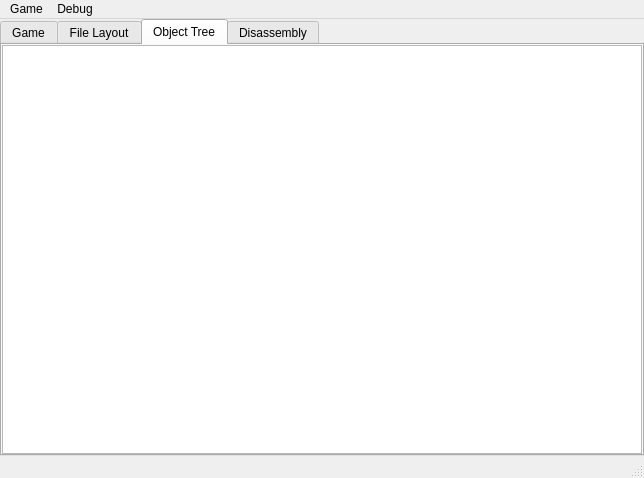
Above: src/ZMachineExplorer/mainwindow.ui from Eggbertx/ZMachineExplorer before the change. Below: the same form after it.
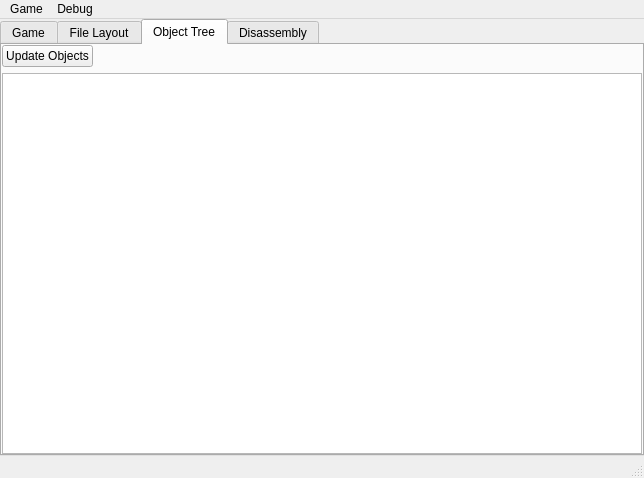
That is the form after the change. The open tabs and pages were chosen to show the change.

Patch:
```diff
--- a/src/ZMachineExplorer/mainwindow.ui
+++ b/src/ZMachineExplorer/mainwindow.ui
@@ -141,6 +141,30 @@
         <property name="bottomMargin">
          <number>0</number>
         </property>
+        <item>
+         <layout class="QHBoxLayout" name="horizontalLayout_2">
+          <item>
+           <widget class="QPushButton" name="btnUpdateObjects">
+            <property name="text">
+             <string>Update Objects</string>
+            </property>
+           </widget>
+          </item>
+          <item>
+           <spacer name="horizontalSpacer_2">
+            <property name="orientation">
+             <enum>Qt::Orientation::Horizontal</enum>
+            </property>
+            <property name="sizeHint" stdset="0">
+             <size>
+              <width>40</width>
+              <height>20</height>
+             </size>
+            </property>
+           </spacer>
+          </item>
+         </layout>
+        </item>
         <item>
          <widget class="QTreeView" name="objectTreeView"/>
         </item>
```
Left out of the diff: 6 changed lines with no effect on the pictures.
